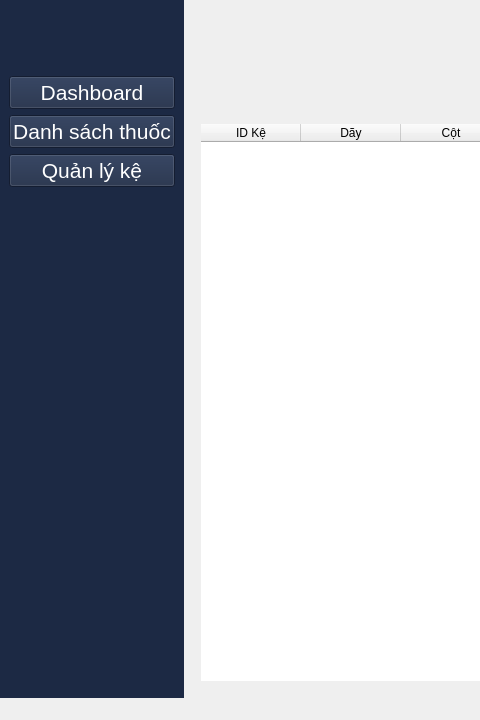
Above: design-ui/design-ui/Qt_designer/PharmaSys.ui from Des1r3d/KiThuatLapTrinhNhom3 before the change; both pictures show x 0 to 480 and y 0 to 720 of the 1280 by 720 pixel window. Below: the same form after it.
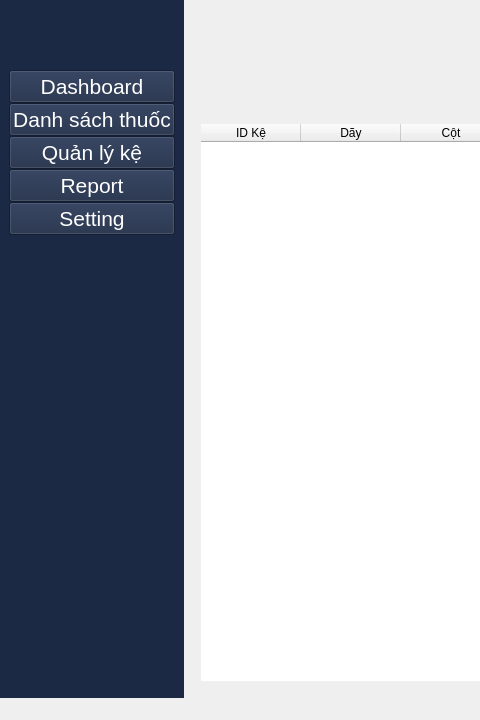
That is the form after the change. Icons and pictures are not drawn.

Commit message: Test MainWindow có stylesheet

Patch:
```diff
--- a/design-ui/design-ui/Qt_designer/PharmaSys.ui
+++ b/design-ui/design-ui/Qt_designer/PharmaSys.ui
@@ -54,6 +54,9 @@
        <string notr="true">background-color: rgb(28, 41, 68);</string>
       </property>
       <layout class="QVBoxLayout" name="verticalLayout">
+       <property name="spacing">
+        <number>0</number>
+       </property>
        <item>
         <widget class="QLabel" name="label">
          <property name="font">
@@ -139,6 +142,48 @@
          </property>
         </widget>
        </item>
+       <item>
+        <widget class="QPushButton" name="btn_nav_report">
+         <property name="sizePolicy">
+          <sizepolicy hsizetype="Preferred" vsizetype="Preferred">
+           <horstretch>0</horstretch>
+           <verstretch>0</verstretch>
+          </sizepolicy>
+         </property>
+         <property name="font">
+          <font>
+           <pointsize>16</pointsize>
+          </font>
+         </property>
+         <property name="styleSheet">
+          <string notr="true">color: rgb(255, 255, 255);</string>
+         </property>
+         <property name="text">
+          <string>Report</string>
+         </property>
+        </widget>
+       </item>
+       <item>
+        <widget class="QPushButton" name="btn_nav_setting">
+         <property name="sizePolicy">
+          <sizepolicy hsizetype="Preferred" vsizetype="Preferred">
+           <horstretch>0</horstretch>
+           <verstretch>0</verstretch>
+          </sizepolicy>
+         </property>
+         <property name="font">
+          <font>
+           <pointsize>16</pointsize>
+          </font>
+         </property>
+         <property name="styleSheet">
+          <string notr="true">color: rgb(255, 255, 255);</string>
+         </property>
+         <property name="text">
+          <string>Setting</string>
+         </property>
+        </widget>
+       </item>
        <item>
         <spacer name="verticalSpacer">
          <property name="orientation">
@@ -147,7 +192,7 @@
          <property name="sizeHint" stdset="0">
           <size>
            <width>20</width>
-           <height>770</height>
+           <height>40</height>
           </size>
          </property>
         </spacer>
```
The commit also changes 2 other files.
